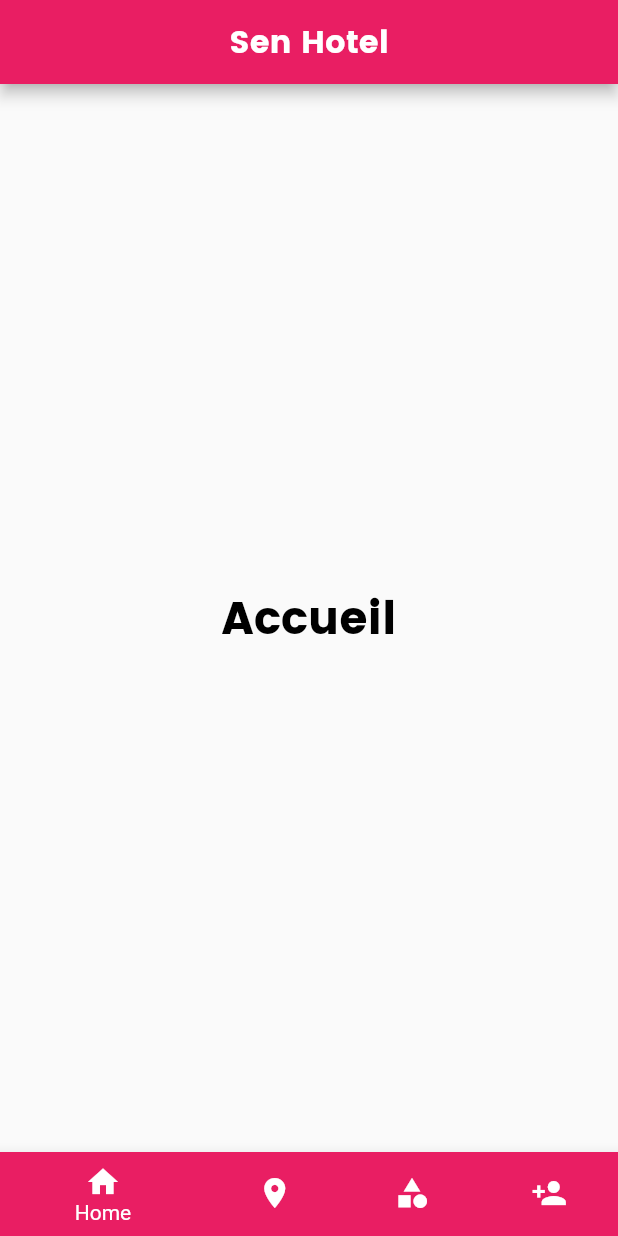
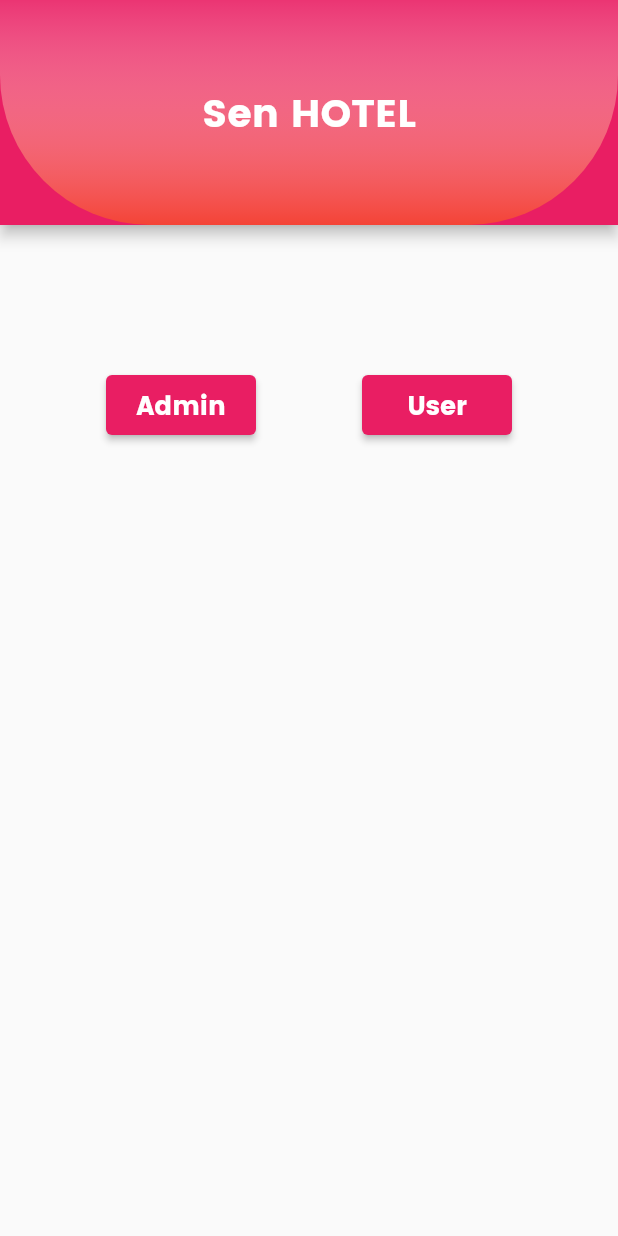
Before and after one commit to Caly-tech/hotelDevMobile, a Flutter app: the screen it shows after launch, scrolled down 576 dp, after a tap on "Get Started", on a phone screen of 412 x 824 dp. Run offline on Flutter 3.47's test engine with Material 2 defaults, Android fonts, the phone set to English and light mode, and no system bars; our stand-ins replace google_nav_bar.

Commit message:
4er commit

```diff
--- a/lib/start/navigator_choice_page.dart
+++ b/lib/start/navigator_choice_page.dart
@@ -0,0 +1,54 @@
+import 'package:flutter/material.dart';
+import 'package:gestion_hotel/start/home_page.dart';
+import 'package:gestion_hotel/start/subtitleText.dart';
+import 'package:gestion_hotel/start/titleText.dart';
+
+import '../admin/modals/accueil.dart';
+
+class ChoicePage extends StatelessWidget {
+  const ChoicePage({Key? key}) : super(key: key);
+
+  @override
+  Widget build(BuildContext context) {
+    return Scaffold(
+      appBar: AppBar(title:TitleText(text:"Sen HOTEL", color:Colors.white,size: 26),automaticallyImplyLeading: false,centerTitle: true,
+      toolbarHeight:150,
+        flexibleSpace: Container(
+          decoration: const BoxDecoration(
+              borderRadius: BorderRadius.only(bottomLeft: Radius.circular(100),bottomRight: Radius.circular(100)),
+              gradient: LinearGradient(
+                  colors: [Colors.red,Colors.white10],
+                  begin: Alignment.bottomCenter,
+                  end: Alignment.topCenter
+              )
+          ),
+        ),
+      ),
+      body: Container(
+        margin: EdgeInsets.only(top:100),
+        child: Row(
+          mainAxisAlignment: MainAxisAlignment.spaceEvenly,
+          children: [
+            SizedBox(
+              width:100,
+              height: 40,
+              child: ElevatedButton(onPressed:(){
+                Navigator.of(context).push(MaterialPageRoute(builder:(context)=>const HomePage()));
+              }, child:SubTitleText(text:"Admin", color:Colors.white,size: 17,)
+              ),
+            ),
+            SizedBox(
+              width:100,
+              height: 40,
+              child: ElevatedButton(onPressed:(){
+                Navigator.of(context).push(MaterialPageRoute(builder:(context)=>const HomePage()));
+              }, child:SubTitleText(text:"User", color:Colors.white,size: 17,)
+              ),
+            ),
+
+          ],
+        ),
+      ),
+    );
+  }
+}
--- a/lib/start/welcome_page.dart
+++ b/lib/start/welcome_page.dart
@@ -1,4 +1,5 @@
 import 'package:flutter/material.dart';
+import 'package:gestion_hotel/start/navigator_choice_page.dart';
 import 'package:gestion_hotel/start/subtitleText.dart';
 import 'package:gestion_hotel/start/titleText.dart';
 import 'package:gestion_hotel/start/home_page.dart';
@@ -57,7 +58,7 @@ class _WelcomePageState extends State<WelcomePage> {
                        ),
                        SizedBox(height: 10),
                        ElevatedButton(onPressed: (){
-                         Navigator.of(context).push(MaterialPageRoute(builder: (context)=>HomePage()));
+                         Navigator.of(context).push(MaterialPageRoute(builder: (context)=>const ChoicePage()));
                        }, child:SubTitleText(text:"Get Started",
                            color:Colors.white
                        )
--- a/pubspec.yaml
+++ b/pubspec.yaml
@@ -37,6 +37,7 @@ dependencies:
   # Use with the CupertinoIcons class for iOS style icons.
   cupertino_icons: ^1.0.2
   google_nav_bar: ^5.0.6
+  http: ^0.13.5
 
 dev_dependencies:
   flutter_test:
```
Also changed, not shown: lib/admin/modals/categorie.dart (+101 -2 lines), lib/api/apiMethode.dart (+30 -0 lines), lib/ui/custom_form.dart (+28 -0 lines), pubspec.lock.
